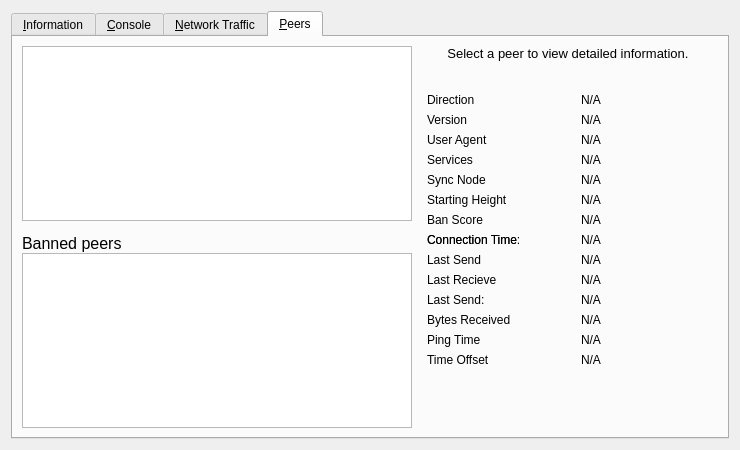
Old version of the form src/qt/forms/rpcconsole.ui in the repository willemjez/ion-old.
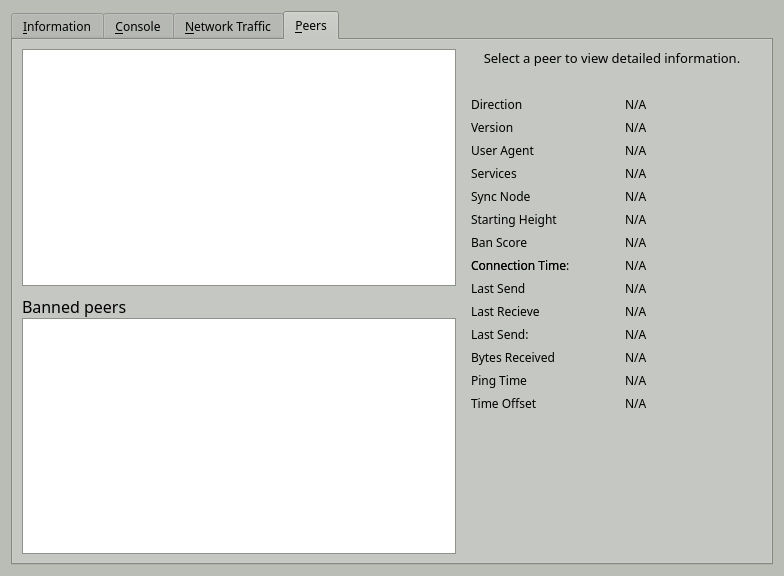
New version of the form. The open tabs and pages were chosen to show the change. Icons and pictures are not drawn. Custom widgets are drawn as their Qt base class.

Commit message: 🛠️🛠️🐼 Design, about window 💩 flushed 🚽, 😳files except src dir replaced😳

```diff
--- a/src/qt/forms/rpcconsole.ui
+++ b/src/qt/forms/rpcconsole.ui
@@ -6,10 +6,430 @@
    <rect>
     <x>0</x>
     <y>0</y>
-    <width>740</width>
-    <height>450</height>
+    <width>784</width>
+    <height>576</height>
    </rect>
   </property>
+  <property name="palette">
+   <palette>
+    <active>
+     <colorrole role="WindowText">
+      <brush brushstyle="SolidPattern">
+       <color alpha="255">
+        <red>0</red>
+        <green>0</green>
+        <blue>0</blue>
+       </color>
+      </brush>
+     </colorrole>
+     <colorrole role="Button">
+      <brush brushstyle="SolidPattern">
+       <color alpha="255">
+        <red>186</red>
+        <green>189</green>
+        <blue>182</blue>
+       </color>
+      </brush>
+     </colorrole>
+     <colorrole role="Light">
+      <brush brushstyle="SolidPattern">
+       <color alpha="255">
+        <red>255</red>
+        <green>255</green>
+        <blue>255</blue>
+       </color>
+      </brush>
+     </colorrole>
+     <colorrole role="Midlight">
+      <brush brushstyle="SolidPattern">
+       <color alpha="255">
+        <red>220</red>
+        <green>222</green>
+        <blue>218</blue>
+       </color>
+      </brush>
+     </colorrole>
+     <colorrole role="Dark">
+      <brush brushstyle="SolidPattern">
+       <color alpha="255">
+        <red>93</red>
+        <green>94</green>
+        <blue>91</blue>
+       </color>
+      </brush>
+     </colorrole>
+     <colorrole role="Mid">
+      <brush brushstyle="SolidPattern">
+       <color alpha="255">
+        <red>124</red>
+        <green>126</green>
+        <blue>121</blue>
+       </color>
+      </brush>
+     </colorrole>
+     <colorrole role="Text">
+      <brush brushstyle="SolidPattern">
+       <color alpha="255">
+        <red>0</red>
+        <green>0</green>
+        <blue>0</blue>
+       </color>
+      </brush>
+     </colorrole>
+     <colorrole role="BrightText">
+      <brush brushstyle="SolidPattern">
+       <color alpha="255">
+        <red>255</red>
+        <green>255</green>
+        <blue>255</blue>
+       </color>
+      </brush>
+     </colorrole>
+     <colorrole role="ButtonText">
+      <brush brushstyle="SolidPattern">
+       <color alpha="255">
+        <red>0</red>
+        <green>0</green>
+        <blue>0</blue>
+       </color>
+      </brush>
+     </colorrole>
+     <colorrole role="Base">
+      <brush brushstyle="SolidPattern">
+       <color alpha="255">
+        <red>255</red>
+        <green>255</green>
+        <blue>255</blue>
+       </color>
+      </brush>
+     </colorrole>
+     <colorrole role="Window">
+      <brush brushstyle="SolidPattern">
+       <color alpha="255">
+        <red>186</red>
+        <green>189</green>
+        <blue>182</blue>
+       </color>
+      </brush>
+     </colorrole>
+     <colorrole role="Shadow">
+      <brush brushstyle="SolidPattern">
+       <color alpha="255">
+        <red>0</red>
+        <green>0</green>
+        <blue>0</blue>
+       </color>
+      </brush>
+     </colorrole>
+     <colorrole role="AlternateBase">
+      <brush brushstyle="SolidPattern">
+       <color alpha="255">
+        <red>220</red>
+        <green>222</green>
+        <blue>218</blue>
+       </color>
+      </brush>
+     </colorrole>
+     <colorrole role="ToolTipBase">
+      <brush brushstyle="SolidPattern">
+       <color alpha="255">
+        <red>255</red>
+        <green>255</green>
+        <blue>220</blue>
+       </color>
+      </brush>
+     </colorrole>
+     <colorrole role="ToolTipText">
+      <brush brushstyle="SolidPattern">
+       <color alpha="255">
+        <red>0</red>
+        <green>0</green>
+        <blue>0</blue>
+       </color>
+      </brush>
+     </colorrole>
+    </active>
+    <inactive>
+     <colorrole role="WindowText">
+      <brush brushstyle="SolidPattern">
+       <color alpha="255">
+        <red>0</red>
+        <green>0</green>
+        <blue>0</blue>
+       </color>
+      </brush>
+     </colorrole>
+     <colorrole role="Button">
+      <brush brushstyle="SolidPattern">
+       <color alpha="255">
+        <red>186</red>
+        <green>189</green>
+        <blue>182</blue>
+       </color>
+      </brush>
+     </colorrole>
+     <colorrole role="Light">
+      <brush brushstyle="SolidPattern">
+       <color alpha="255">
+        <red>255</red>
+        <green>255</green>
+        <blue>255</blue>
+       </color>
+      </brush>
+     </colorrole>
+     <colorrole role="Midlight">
+      <brush brushstyle="SolidPattern">
+       <color alpha="255">
+        <red>220</red>
+        <green>222</green>
+        <blue>218</blue>
+       </color>
+      </brush>
+     </colorrole>
+     <colorrole role="Dark">
+      <brush brushstyle="SolidPattern">
+       <color alpha="255">
+        <red>93</red>
+        <green>94</green>
+        <blue>91</blue>
+       </color>
+      </brush>
+     </colorrole>
+     <colorrole role="Mid">
+      <brush brushstyle="SolidPattern">
+       <color alpha="255">
+        <red>124</red>
+        <green>126</green>
+        <blue>121</blue>
+       </color>
+      </brush>
+     </colorrole>
+     <colorrole role="Text">
+      <brush brushstyle="SolidPattern">
+       <color alpha="255">
+        <red>0</red>
+        <green>0</green>
+        <blue>0</blue>
+       </color>
+      </brush>
+     </colorrole>
+     <colorrole role="BrightText">
+      <brush brushstyle="SolidPattern">
+       <color alpha="255">
+        <red>255</red>
+        <green>255</green>
+        <blue>255</blue>
+       </color>
+      </brush>
+     </colorrole>
+     <colorrole role="ButtonText">
+      <brush brushstyle="SolidPattern">
+       <color alpha="255">
+        <red>0</red>
+        <green>0</green>
+        <blue>0</blue>
+       </color>
+      </brush>
+     </colorrole>
+     <colorrole role="Base">
+      <brush brushstyle="SolidPattern">
+       <color alpha="255">
+        <red>255</red>
+        <green>255</green>
+        <blue>255</blue>
+       </color>
+      </brush>
+     </colorrole>
+     <colorrole role="Window">
+      <brush brushstyle="SolidPattern">
+       <color alpha="255">
+        <red>186</red>
+        <green>189</green>
+        <blue>182</blue>
+       </color>
+      </brush>
+     </colorrole>
+     <colorrole role="Shadow">
+      <brush brushstyle="SolidPattern">
+       <color alpha="255">
+        <red>0</red>
+        <green>0</green>
+        <blue>0</blue>
+       </color>
+      </brush>
+     </colorrole>
+     <colorrole role="AlternateBase">
+      <brush brushstyle="SolidPattern">
+       <color alpha="255">
+        <red>220</red>
+        <green>222</green>
+        <blue>218</blue>
+       </color>
+      </brush>
+     </colorrole>
+     <colorrole role="ToolTipBase">
+      <brush brushstyle="SolidPattern">
+       <color alpha="255">
+        <red>255</red>
+        <green>255</green>
+        <blue>220</blue>
+       </color>
+      </brush>
+     </colorrole>
+     <colorrole role="ToolTipText">
+      <brush brushstyle="SolidPattern">
+       <color alpha="255">
+        <red>0</red>
+        <green>0</green>
+        <blue>0</blue>
+       </color>
+      </brush>
+     </colorrole>
+    </inactive>
+    <disabled>
+     <colorrole role="WindowText">
+      <brush brushstyle="SolidPattern">
+       <color alpha="255">
+        <red>93</red>
+        <green>94</green>
+        <blue>91</blue>
+       </color>
+      </brush>
+     </colorrole>
+     <colorrole role="Button">
+      <brush brushstyle="SolidPattern">
+       <color alpha="255">
+        <red>186</red>
+        <green>189</green>
+        <blue>182</blue>
+       </color>
+      </brush>
+     </colorrole>
+     <colorrole role="Light">
+      <brush brushstyle="SolidPattern">
+       <color alpha="255">
+        <red>255</red>
+        <green>255</green>
+        <blue>255</blue>
+       </color>
+      </brush>
+     </colorrole>
+     <colorrole role="Midlight">
+      <brush brushstyle="SolidPattern">
+       <color alpha="255">
+        <red>220</red>
+        <green>222</green>
+        <blue>218</blue>
+       </color>
+      </brush>
+     </colorrole>
+     <colorrole role="Dark">
+      <brush brushstyle="SolidPattern">
+       <color alpha="255">
+        <red>93</red>
+        <green>94</green>
+        <blue>91</blue>
+       </color>
+      </brush>
+     </colorrole>
+     <colorrole role="Mid">
+      <brush brushstyle="SolidPattern">
+       <color alpha="255">
+        <red>124</red>
+        <green>126</green>
+        <blue>121</blue>
+       </color>
+      </brush>
+     </colorrole>
+     <colorrole role="Text">
+      <brush brushstyle="SolidPattern">
+       <color alpha="255">
+        <red>93</red>
+        <green>94</green>
+        <blue>91</blue>
+       </color>
+      </brush>
+     </colorrole>
+     <colorrole role="BrightText">
+      <brush brushstyle="SolidPattern">
+       <color alpha="255">
+        <red>255</red>
+        <green>255</green>
+        <blue>255</blue>
+       </color>
+      </brush>
+     </colorrole>
+     <colorrole role="ButtonText">
+      <brush brushstyle="SolidPattern">
+       <color alpha="255">
+        <red>93</red>
+        <green>94</green>
+        <blue>91</blue>
+       </color>
+      </brush>
+     </colorrole>
+     <colorrole role="Base">
+      <brush brushstyle="SolidPattern">
+       <color alpha="255">
+        <red>186</red>
+        <green>189</green>
+        <blue>182</blue>
+       </color>
+      </brush>
+     </colorrole>
+     <colorrole role="Window">
+      <brush brushstyle="SolidPattern">
+       <color alpha="255">
+        <red>186</red>
+        <green>189</green>
+        <blue>182</blue>
+       </color>
+      </brush>
+     </colorrole>
+     <colorrole role="Shadow">
+      <brush brushstyle="SolidPattern">
+       <color alpha="255">
+        <red>0</red>
+        <green>0</green>
+        <blue>0</blue>
+       </color>
+      </brush>
+     </colorrole>
+     <colorrole role="AlternateBase">
+      <brush brushstyle="SolidPattern">
+       <color alpha="255">
+        <red>186</red>
+        <green>189</green>
+        <blue>182</blue>
+       </color>
+      </brush>
+     </colorrole>
+     <colorrole role="ToolTipBase">
+      <brush brushstyle="SolidPattern">
+       <color alpha="255">
+        <red>255</red>
+        <green>255</green>
+        <blue>220</blue>
+       </color>
+      </brush>
+     </colorrole>
+     <colorrole role="ToolTipText">
+      <brush brushstyle="SolidPattern">
+       <color alpha="255">
+        <red>0</red>
+        <green>0</green>
+        <blue>0</blue>
+       </color>
+      </brush>
+     </colorrole>
+    </disabled>
+   </palette>
+  </property>
+  <property name="font">
+   <font>
+    <family>Sawasdee</family>
+   </font>
+  </property>
   <property name="windowTitle">
    <string>Debug window</string>
   </property>
```
Left out of the diff: 2 changed lines with no effect on the pictures. The commit also changes 555 other files.
